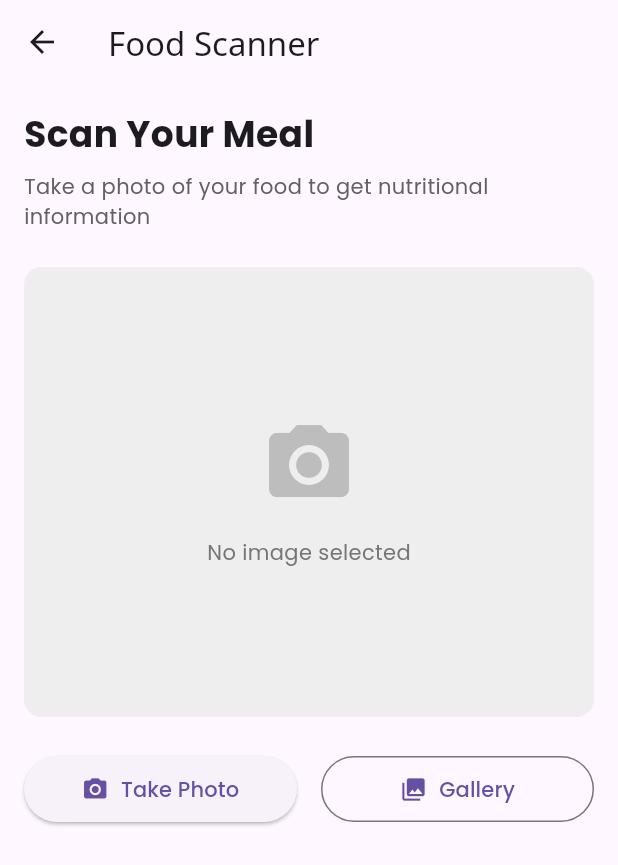
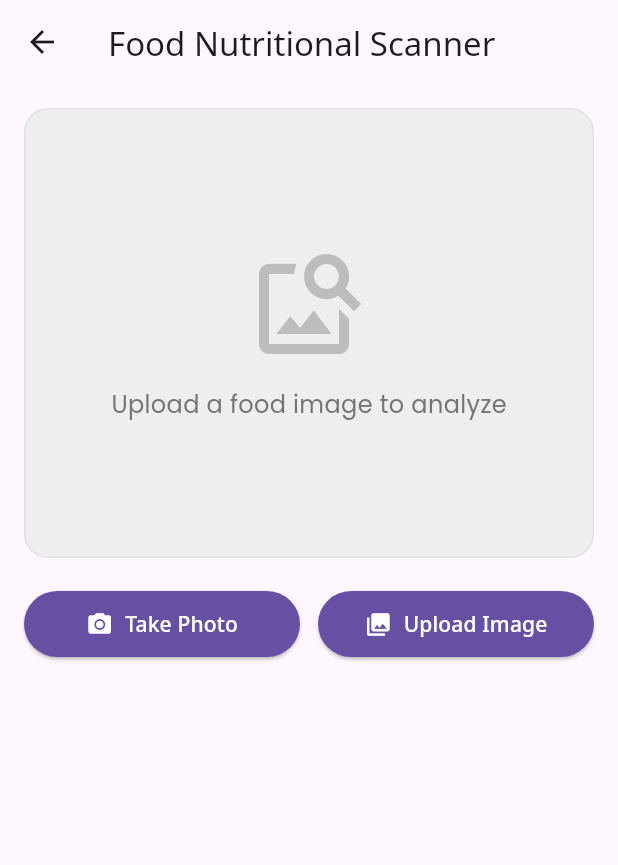
Before and after one commit to ChauhanRutvik001/learningApp, a Flutter app: the FoodScannerScreen screen opened by its route, on a phone screen of 412 x 824 dp. Shown: the top 865 px of the screen. Run offline on Flutter 3.47's test engine with Material 3 defaults, Android fonts, the phone set to English and light mode, and no system bars; our stand-ins replace firebase_auth, firebase_core, flutter_svg, geocoding, geolocator, google_fonts and 2 more; accounts and stored records are empty.

Commit message:
using img check how much protien and nutrision provide

```diff
--- a/lib/screens/food_recognition/food_scanner_screen.dart
+++ b/lib/screens/food_recognition/food_scanner_screen.dart
@@ -1,10 +1,7 @@
+import 'dart:typed_data';
 import 'package:flutter/material.dart';
+import 'package:image_picker/image_picker.dart';
 import 'package:google_fonts/google_fonts.dart';
-import 'dart:io';
-import 'package:image_picker/image_picker.dart';
-import 'package:provider/provider.dart';
-import '../../providers/diet_provider.dart';
-import '../../models/food_item.dart';
 import '../../services/gemini_vision_service.dart';
 
 class FoodScannerScreen extends StatefulWidget {
@@ -15,62 +12,88 @@ class FoodScannerScreen extends StatefulWidget {
 }
 
 class _FoodScannerScreenState extends State<FoodScannerScreen> {
-  File? _imageFile;
-  bool _isAnalyzing = false;
-  FoodItem? _analyzedFood;
+  final ImagePicker _picker = ImagePicker();
+  Uint8List? _imageBytes;
+  bool _isLoading = false;
+  Map<String, dynamic>? _foodAnalysis;
   String? _errorMessage;
 
-  Future<void> _getImage(ImageSource source) async {
+  Future<void> _pickImage() async {
     try {
-      final picker = ImagePicker();
-      final pickedFile = await picker.pickImage(
-        source: source,
-        imageQuality: 80,
+      final XFile? image = await _picker.pickImage(
+        source: ImageSource.gallery,
+        maxWidth: 800,
+        maxHeight: 800,
       );
 
-      if (pickedFile != null) {
+      if (image == null) return;
+
+      // Get bytes - works on all platforms including web
+      final bytes = await image.readAsBytes();
+
       setState(() {
-          _imageFile = File(pickedFile.path);
-          _analyzedFood = null;
+        _imageBytes = bytes;
+        _foodAnalysis = null;
         _errorMessage = null;
       });
 
+      // Automatically analyze the image
       _analyzeFood();
-      }
     } catch (e) {
       setState(() {
-        _errorMessage = 'Error picking image: $e';
+        _errorMessage = 'Failed to pick image: $e';
+      });
+    }
+  }
+
+  Future<void> _takePhoto() async {
+    try {
+      final XFile? photo = await _picker.pickImage(
+        source: ImageSource.camera,
+        maxWidth: 800,
+        maxHeight: 800,
+      );
+
+      if (photo == null) return;
+
+      // Get bytes - works on all platforms including web
+      final bytes = await photo.readAsBytes();
+
+      setState(() {
+        _imageBytes = bytes;
+        _foodAnalysis = null;
+        _errorMessage = null;
+      });
+
+      // Automatically analyze the image
+      _analyzeFood();
+    } catch (e) {
+      setState(() {
+        _errorMessage = 'Failed to take photo: $e';
       });
     }
   }
 
   Future<void> _analyzeFood() async {
-    if (_imageFile == null) return;
+    if (_imageBytes == null) return;
 
     setState(() {
-      _isAnalyzing = true;
+      _isLoading = true;
+      _foodAnalysis = null;
       _errorMessage = null;
     });
 
     try {
-      // Use Gemini Vision API to analyze the food image
-      final analyzedFood =
-          await GeminiVisionService.analyzeFoodImage(_imageFile!);
+      final analysis = await GeminiVisionService.analyzeFood(_imageBytes!);
 
       setState(() {
-        _analyzedFood = analyzedFood;
+        _foodAnalysis = analysis;
+        _isLoading = false;
       });
-
-      // Add to history
-      final dietProvider = Provider.of<DietProvider>(context, listen: false);
-      dietProvider.addScannedFood(_analyzedFood!);
     } catch (e) {
       setState(() {
         _errorMessage = 'Error analyzing food: $e';
-      });
-    } finally {
-      setState(() {
-        _isAnalyzing = false;
+        _isLoading = false;
       });
     }
   }
@@ -79,120 +102,97 @@ class _FoodScannerScreenState extends State<FoodScannerScreen> {
   Widget build(BuildContext context) {
     return Scaffold(
       appBar: AppBar(
-        title: const Text('Food Scanner'),
+        title: const Text('Food Nutritional Scanner'),
       ),
       body: SingleChildScrollView(
-        child: Padding(
         padding: const EdgeInsets.all(16.0),
         child: Column(
           crossAxisAlignment: CrossAxisAlignment.stretch,
           children: [
-              // Header text
-              Text(
-                'Scan Your Meal',
-                style: GoogleFonts.poppins(
-                  fontSize: 24,
-                  fontWeight: FontWeight.bold,
-                ),
-              ),
-              const SizedBox(height: 8),
-              Text(
-                'Take a photo of your food to get nutritional information',
-                style: GoogleFonts.poppins(
-                  fontSize: 14,
-                  color: Colors.grey[700],
-                ),
-              ),
-              const SizedBox(height: 24),
-
-              // Image preview area
+            // Image display area
             Container(
               height: 300,
               decoration: BoxDecoration(
                 color: Colors.grey[200],
-                  borderRadius: BorderRadius.circular(12),
+                borderRadius: BorderRadius.circular(16),
+                border: Border.all(color: Colors.grey[300]!),
               ),
-                child: _imageFile == null
+              child: _imageBytes == null
                   ? Center(
                       child: Column(
                         mainAxisAlignment: MainAxisAlignment.center,
                         children: [
                           Icon(
-                              Icons.camera_alt,
-                              size: 64,
+                            Icons.image_search,
+                            size: 80,
                             color: Colors.grey[400],
                           ),
                           const SizedBox(height: 16),
                           Text(
-                              'No image selected',
+                            'Upload a food image to analyze',
                             style: GoogleFonts.poppins(
+                              fontSize: 16,
                               color: Colors.grey[600],
                             ),
                           ),
                         ],
                       ),
                     )
+                  // Using Image.memory which works on web and mobile
                   : ClipRRect(
-                        borderRadius: BorderRadius.circular(12),
-                        child: Image.file(
-                          _imageFile!,
-                          fit: BoxFit.cover,
-                          width: double.infinity,
+                      borderRadius: BorderRadius.circular(15),
+                      child: Image.memory(
+                        _imageBytes!,
+                        fit: BoxFit.contain,
                       ),
                     ),
             ),
-              const SizedBox(height: 24),
 
-              // Camera and gallery buttons
+            const SizedBox(height: 20),
+
+            // Photo buttons
             Row(
-                mainAxisAlignment: MainAxisAlignment.spaceEvenly,
               children: [
                 Expanded(
                   child: ElevatedButton.icon(
-                      onPressed: _isAnalyzing
-                          ? null
-                          : () => _getImage(ImageSource.camera),
+                    onPressed: _takePhoto,
                     icon: const Icon(Icons.camera_alt),
-                      label: Text(
-                        'Take Photo',
-                        style: GoogleFonts.poppins(),
-                      ),
+                    label: const Text('Take Photo'),
                     style: ElevatedButton.styleFrom(
                       padding: const EdgeInsets.symmetric(vertical: 12),
+                      backgroundColor: Theme.of(context).primaryColor,
+                      foregroundColor: Colors.white,
                     ),
                   ),
                 ),
-                  const SizedBox(width: 16),
+                const SizedBox(width: 12),
                 Expanded(
-                    child: OutlinedButton.icon(
-                      onPressed: _isAnalyzing
-                          ? null
-                          : () => _getImage(ImageSource.gallery),
+                  child: ElevatedButton.icon(
+                    onPressed: _pickImage,
                     icon: const Icon(Icons.photo_library),
-                      label: Text(
-                        'Gallery',
-                        style: GoogleFonts.poppins(),
-                      ),
-                      style: OutlinedButton.styleFrom(
+                    label: const Text('Upload Image'),
+                    style: ElevatedButton.styleFrom(
                       padding: const EdgeInsets.symmetric(vertical: 12),
+                      backgroundColor: Theme.of(context).primaryColor,
+                      foregroundColor: Colors.white,
                     ),
                   ),
                 ),
               ],
             ),
-              const SizedBox(height: 24),
 
-              // Analysis status
-              if (_isAnalyzing)
-                Column(
+            const SizedBox(height: 20),
+
+            // Loading indicator
+            if (_isLoading)
+              const Center(
+                child: Column(
                   children: [
-                    const CircularProgressIndicator(),
-                    const SizedBox(height: 16),
-                    Text(
-                      'Analyzing your food...',
-                      style: GoogleFonts.poppins(),
+                    CircularProgressIndicator(),
+                    SizedBox(height: 16),
+                    Text('Analyzing food...'),
+                  ],
                 ),
-                  ],
               ),
 
             // Error message
@@ -200,23 +200,22 @@ class _FoodScannerScreenState extends State<FoodScannerScreen> {
               Container(
                 padding: const EdgeInsets.all(16),
                 decoration: BoxDecoration(
-                    color: Colors.red.shade50,
-                    borderRadius: BorderRadius.circular(12),
+                  color: Colors.red[50],
+                  borderRadius: BorderRadius.circular(8),
+                  border: Border.all(color: Colors.red[300]!),
                 ),
                 child: Text(
                   _errorMessage!,
-                    style: GoogleFonts.poppins(
-                      color: Colors.red,
-                    ),
+                  style: GoogleFonts.poppins(color: Colors.red[700]),
                 ),
               ),
 
-              // Analysis results
-              if (_analyzedFood != null) ...[
-                const SizedBox(height: 24),
+            // Food analysis results
+            if (_foodAnalysis != null && !_isLoading)
               Card(
+                elevation: 2,
                 shape: RoundedRectangleBorder(
-                    borderRadius: BorderRadius.circular(12),
+                  borderRadius: BorderRadius.circular(16),
                 ),
                 child: Padding(
                   padding: const EdgeInsets.all(16.0),
@@ -224,64 +223,182 @@ class _FoodScannerScreenState extends State<FoodScannerScreen> {
                     crossAxisAlignment: CrossAxisAlignment.start,
                     children: [
                       Text(
-                          'Analysis Results',
+                        _foodAnalysis!['foodName'] ?? 'Unknown Food',
                         style: GoogleFonts.poppins(
-                            fontSize: 18,
+                          fontSize: 24,
                           fontWeight: FontWeight.bold,
+                          color: Theme.of(context).primaryColor,
                         ),
                       ),
+                      const Divider(),
+                      const SizedBox(height: 8),
+
+                      // Nutritional info
+                      _buildNutrientRow(
+                          'Calories',
+                          '${_foodAnalysis!['calories'] ?? 'N/A'} kcal',
+                          Icons.local_fire_department),
+                      _buildNutrientRow(
+                          'Protein',
+                          '${_foodAnalysis!['protein'] ?? 'N/A'} g',
+                          Icons.fitness_center),
+                      _buildNutrientRow('Carbs',
+                          '${_foodAnalysis!['carbs'] ?? 'N/A'} g', Icons.grain),
+                      _buildNutrientRow('Fat',
+                          '${_foodAnalysis!['fat'] ?? 'N/A'} g', Icons.opacity),
+
+                      const SizedBox(height: 16),
+
+                      // After the nutritional values, add this section to display components
+                      if (_foodAnalysis!.containsKey('components') &&
+                          _foodAnalysis!['components'] is List &&
+                          (_foodAnalysis!['components'] as List).isNotEmpty)
+                        Column(
+                          crossAxisAlignment: CrossAxisAlignment.start,
+                          children: [
                             const SizedBox(height: 16),
                             Text(
-                          _analyzedFood!.name,
+                              'Main Components:',
                               style: GoogleFonts.poppins(
-                            fontSize: 20,
+                                fontSize: 16,
                                 fontWeight: FontWeight.w600,
                               ),
                             ),
-                        const SizedBox(height: 16),
-                        _buildNutrientRow('Calories',
-                            '${_analyzedFood!.calories} kcal', Colors.orange),
-                        _buildNutrientRow(
-                            'Protein',
-                            '${_analyzedFood!.protein.toStringAsFixed(1)} g',
-                            Colors.red),
-                        _buildNutrientRow(
-                            'Carbs',
-                            '${_analyzedFood!.carbs.toStringAsFixed(1)} g',
-                            Colors.blue),
-                        _buildNutrientRow(
-                            'Fat',
-                            '${_analyzedFood!.fat.toStringAsFixed(1)} g',
-                            Colors.green),
+                            const SizedBox(height: 8),
+                            ...(_foodAnalysis!['components'] as List)
+                                .map((component) => Padding(
+                                      padding: const EdgeInsets.only(bottom: 6),
+                                      child: Row(
+                                        crossAxisAlignment:
+                                            CrossAxisAlignment.start,
+                                        children: [
+                                          Icon(Icons.fiber_manual_record,
+                                              size: 12, color: Colors.green),
+                                          const SizedBox(width: 8),
+                                          Expanded(
+                                            child: Text(
+                                              component,
+                                              style: GoogleFonts.poppins(
+                                                  fontSize: 14),
+                                            ),
+                                          ),
+                                        ],
+                                      ),
+                                    ))
+                                .toList(),
+                          ],
+                        ),
+
+                      // Health info
+                      Container(
+                        padding: const EdgeInsets.all(12),
+                        decoration: BoxDecoration(
+                          color: (_foodAnalysis!['isHealthy'] == true)
+                              ? Colors.green[50]
+                              : Colors.orange[50],
+                          borderRadius: BorderRadius.circular(8),
+                          border: Border.all(
+                            color: (_foodAnalysis!['isHealthy'] == true)
+                                ? Colors.green[300]!
+                                : Colors.orange[300]!,
+                          ),
+                        ),
+                        child: Column(
+                          crossAxisAlignment: CrossAxisAlignment.start,
+                          children: [
+                            Row(
+                              children: [
+                                Icon(
+                                  (_foodAnalysis!['isHealthy'] == true)
+                                      ? Icons.check_circle
+                                      : Icons.info,
+                                  color: (_foodAnalysis!['isHealthy'] == true)
+                                      ? Colors.green[700]
+                                      : Colors.orange[700],
+                                ),
+                                const SizedBox(width: 8),
+                                Text(
+                                  (_foodAnalysis!['isHealthy'] == true)
+                                      ? 'Healthy Choice'
+                                      : 'Consume in Moderation',
+                                  style: GoogleFonts.poppins(
+                                    fontWeight: FontWeight.bold,
+                                    color: (_foodAnalysis!['isHealthy'] == true)
+                                        ? Colors.green[700]
+                                        : Colors.orange[700],
+                                  ),
+                                ),
+                              ],
+                            ),
+                            const SizedBox(height: 8),
+                            Text(
+                              _foodAnalysis!['healthInfo'] ??
+                                  'No health information available.',
+                              style: GoogleFonts.poppins(),
+                            ),
+                          ],
+                        ),
+                      ),
+
+                      // Display the raw response in a collapsible section for detailed info
+                      ExpansionTile(
+                        title: Text(
+                          'Detailed Food Analysis',
+                          style:
+                              GoogleFonts.poppins(fontWeight: FontWeight.w600),
+                        ),
+                        children: [
+                          Container(
+                            padding: const EdgeInsets.all(12),
+                            width: double.infinity,
+                            decoration: BoxDecoration(
+                              color: Colors.grey[100],
+                              borderRadius: BorderRadius.circular(8),
+                            ),
+                            child: Text(
+                              _foodAnalysis!['rawResponse'] ??
+                                  'No detailed analysis available',
+                              style: GoogleFonts.poppins(fontSize: 14),
+                            ),
+                          ),
+                        ],
+                      ),
+
+                      // Add this below the ExpansionTile or where appropriate
+                      if (_foodAnalysis!.containsKey('error'))
+                        Padding(
+                          padding: const EdgeInsets.only(top: 16.0),
+                          child: ElevatedButton.icon(
+                            onPressed: _analyzeFood,
+                            icon: const Icon(Icons.refresh),
+                            label: const Text('Retry Analysis'),
+                            style: ElevatedButton.styleFrom(
+                              backgroundColor: Colors.orange,
+                              foregroundColor: Colors.white,
+                            ),
+                          ),
+                        ),
                     ],
                   ),
                 ),
               ),
           ],
-            ],
-          ),
         ),
       ),
     );
   }
 
-  Widget _buildNutrientRow(String label, String value, Color color) {
+  Widget _buildNutrientRow(String label, String value, IconData icon) {
     return Padding(
       padding: const EdgeInsets.symmetric(vertical: 8.0),
       child: Row(
         children: [
-          Container(
-            width: 16,
-            height: 16,
-            decoration: BoxDecoration(
-              color: color,
-              shape: BoxShape.circle,
-            ),
-          ),
-          const SizedBox(width: 16),
+          Icon(icon, color: Theme.of(context).primaryColor),
+          const SizedBox(width: 12),
           Text(
             label,
             style: GoogleFonts.poppins(
+              fontSize: 16,
               fontWeight: FontWeight.w500,
             ),
           ),
@@ -289,6 +406,7 @@ class _FoodScannerScreenState extends State<FoodScannerScreen> {
           Text(
             value,
             style: GoogleFonts.poppins(
+              fontSize: 16,
               fontWeight: FontWeight.bold,
             ),
           ),
--- a/pubspec.yaml
+++ b/pubspec.yaml
@@ -46,6 +46,8 @@ dependencies:
   http: ^1.1.0
   geolocator: ^10.0.0
   geocoding: ^2.1.0
+  image_picker_for_web: ^3.0.1
+  http_parser: ^4.0.2
 
 
 
```
Also changed, not shown: lib/services/gemini_vision_service.dart (+232 -83 lines), pubspec.lock. Lines whose indentation alone changed are shown as unchanged.
